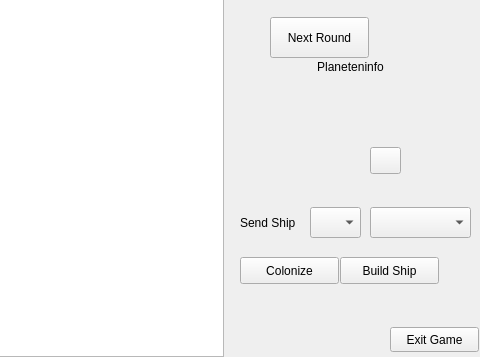
Before: the Qt Designer form view2D/MainWindow2D.ui in tglane/asteroids, drawn with Qt 5; both pictures show x 320 to 800 and y 243 to 600 of the 800 by 600 pixel window.
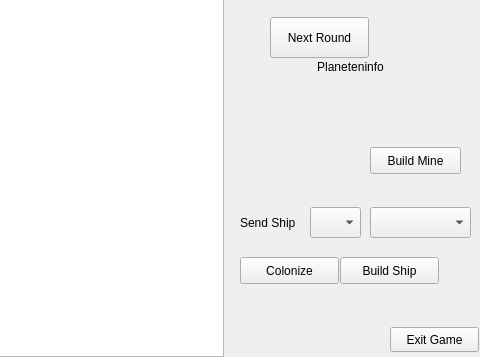
After: the same form once the commit is applied.

Commit message: buildShip angefangen

```diff
--- a/view2D/MainWindow2D.ui
+++ b/view2D/MainWindow2D.ui
@@ -317,12 +317,12 @@
          <rect>
           <x>140</x>
           <y>90</y>
-          <width>31</width>
+          <width>91</width>
           <height>27</height>
          </rect>
         </property>
         <property name="text">
-         <string/>
+         <string>Build Mine</string>
         </property>
        </widget>
        <widget class="QLabel" name="ShipNumber">
```
The commit also changes 3 other files.
